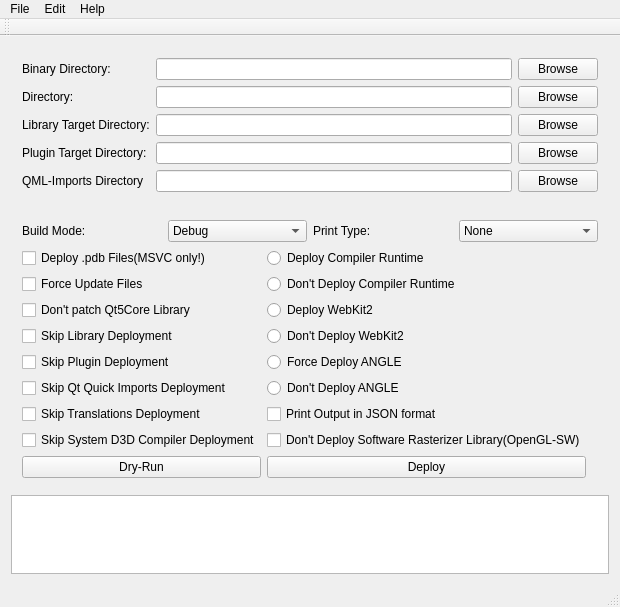
The window that WinDeployQt-GUI/WinDeployQtGUI.ui (FrostByteGER/WinDeployQt-GUI) describes before a commit, drawn with Qt 5.
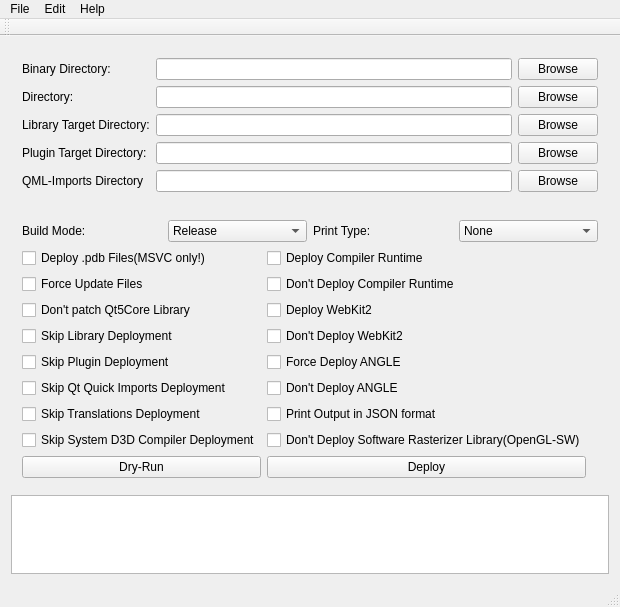
The same window after the commit.

Commit message: Almost all functionality now implemented. Updated GUI.

```diff
--- a/WinDeployQt-GUI/WinDeployQtGUI.ui
+++ b/WinDeployQt-GUI/WinDeployQtGUI.ui
@@ -116,27 +116,6 @@
          </property>
         </widget>
        </item>
-       <item row="9" column="1">
-        <widget class="QRadioButton" name="radioButton_7">
-         <property name="text">
-          <string>Force Deploy ANGLE</string>
-         </property>
-        </widget>
-       </item>
-       <item row="6" column="1">
-        <widget class="QRadioButton" name="radioButton_5">
-         <property name="text">
-          <string>Deploy WebKit2</string>
-         </property>
-        </widget>
-       </item>
-       <item row="7" column="1">
-        <widget class="QRadioButton" name="radioButton_6">
-         <property name="text">
-          <string>Don't Deploy WebKit2</string>
-         </property>
-        </widget>
-       </item>
        <item row="17" column="0">
         <widget class="QPushButton" name="btnDryRun">
          <property name="text">
@@ -151,20 +130,6 @@
          </property>
         </widget>
        </item>
-       <item row="3" column="1">
-        <widget class="QRadioButton" name="radioButton_3">
-         <property name="text">
-          <string>Deploy Compiler Runtime</string>
-         </property>
-        </widget>
-       </item>
-       <item row="11" column="1">
-        <widget class="QRadioButton" name="radioButton_8">
-         <property name="text">
-          <string>Don't Deploy ANGLE</string>
-         </property>
-        </widget>
-       </item>
        <item row="14" column="1">
         <widget class="QCheckBox" name="ckBxDeployOpenGLSW">
          <property name="text">
@@ -224,11 +189,6 @@
          </item>
          <item>
           <widget class="QComboBox" name="cbBxBuildMode">
-           <item>
-            <property name="text">
-             <string>Debug</string>
-            </property>
-           </item>
            <item>
             <property name="text">
              <string>Release</string>
@@ -295,13 +255,48 @@
          </property>
         </widget>
        </item>
+       <item row="3" column="1">
+        <widget class="QCheckBox" name="ckBxDeployCompilerRuntime">
+         <property name="text">
+          <string>Deploy Compiler Runtime</string>
+         </property>
+        </widget>
+       </item>
        <item row="5" column="1" colspan="2">
-        <widget class="QRadioButton" name="radioButton_4">
+        <widget class="QCheckBox" name="ckBxSkipCompilerRuntime">
          <property name="text">
           <string>Don't Deploy Compiler Runtime</string>
          </property>
         </widget>
        </item>
+       <item row="6" column="1">
+        <widget class="QCheckBox" name="ckBxDeployWebkit2">
+         <property name="text">
+          <string>Deploy WebKit2</string>
+         </property>
+        </widget>
+       </item>
+       <item row="7" column="1">
+        <widget class="QCheckBox" name="ckBxSkipWebkit2">
+         <property name="text">
+          <string>Don't Deploy WebKit2</string>
+         </property>
+        </widget>
+       </item>
+       <item row="9" column="1">
+        <widget class="QCheckBox" name="ckBxForceDeployAngle">
+         <property name="text">
+          <string>Force Deploy ANGLE</string>
+         </property>
+        </widget>
+       </item>
+       <item row="11" column="1">
+        <widget class="QCheckBox" name="ckBxSkipAngle">
+         <property name="text">
+          <string>Don't Deploy ANGLE</string>
+         </property>
+        </widget>
+       </item>
       </layout>
      </widget>
     </item>
```
Left out of the diff: 11 changed lines with no effect on the pictures. The commit also changes 2 other files.
